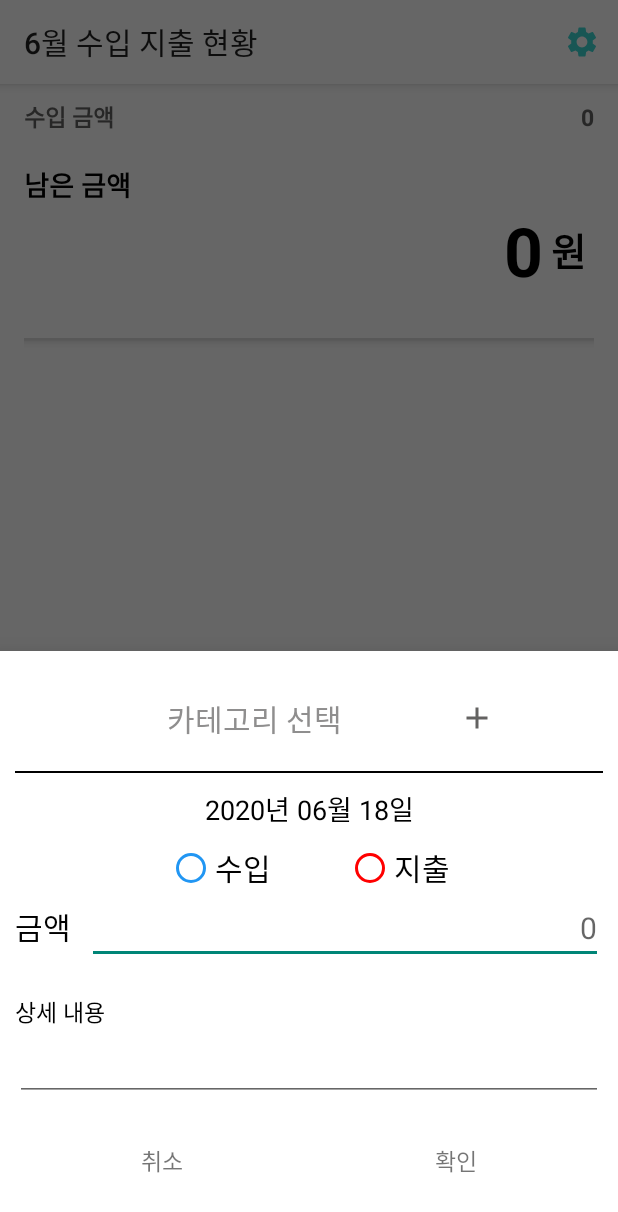
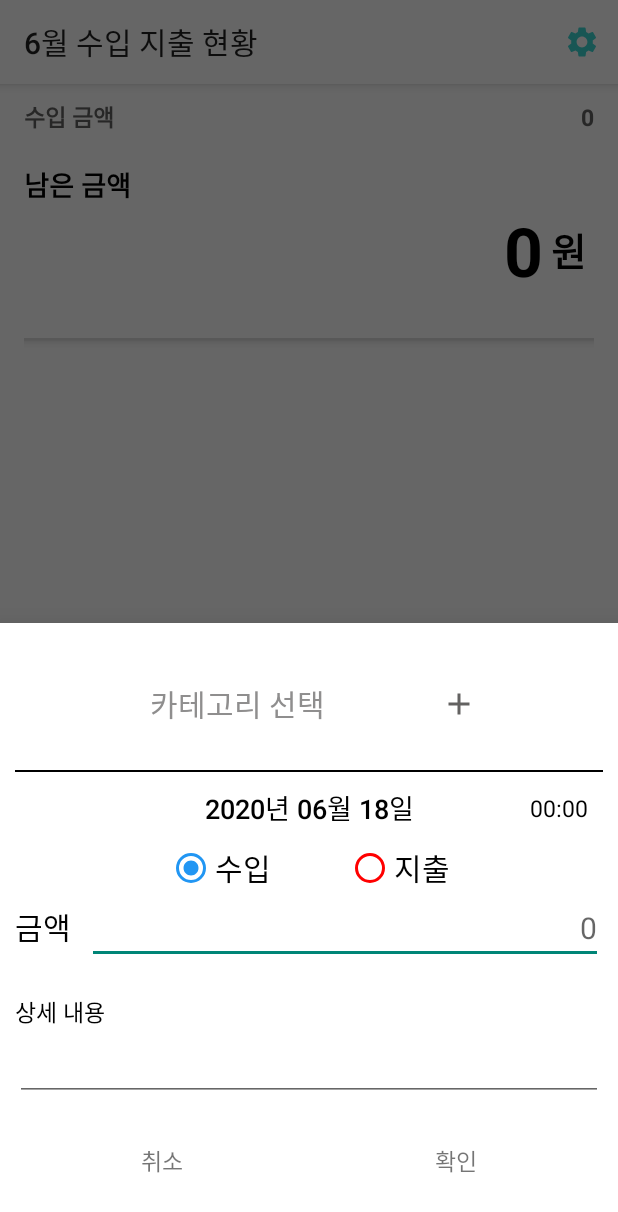
Before and after one commit to ljhmln/Monthly_Pay, an Android app: the screen it shows after launch (MainActivity), after a tap on an icon or button, on a phone screen of 412 x 824 dp. Shown: the top 1212 px of the screen. Run offline under Robolectric (Android 15) with nearby library versions, the phone set to English and light mode, and no system bars; libraries missing offline, so code that uses them is left out: com.github.mikephil.charting.

Commit message:
[Add Fragment] 날짜 선택 방식 수정 spinner -> calender

```diff
--- a/Monthly_Household_Account_Book/app/build.gradle
+++ b/Monthly_Household_Account_Book/app/build.gradle
@@ -20,6 +20,10 @@ android {
             proguardFiles getDefaultProguardFile('proguard-android-optimize.txt'), 'proguard-rules.pro'
         }
     }
+    compileOptions {
+        sourceCompatibility JavaVersion.VERSION_1_8
+        targetCompatibility JavaVersion.VERSION_1_8
+    }
 
 }
 
--- a/Monthly_Household_Account_Book/app/src/main/java/com/example/monthly_household_account_book/main_adapter/AddFragmant.java
+++ b/Monthly_Household_Account_Book/app/src/main/java/com/example/monthly_household_account_book/main_adapter/AddFragmant.java
@@ -1,19 +1,17 @@
 package com.example.monthly_household_account_book.main_adapter;
 
-import android.app.Activity;
-import android.content.Context;
+import android.app.DatePickerDialog;
+import android.content.DialogInterface;
 import android.os.Bundle;
-import android.os.Handler;
-import android.os.Message;
 import android.text.Editable;
 import android.text.TextUtils;
 import android.text.TextWatcher;
 import android.util.Log;
-import android.view.Gravity;
 import android.view.LayoutInflater;
 import android.view.View;
 import android.view.ViewGroup;
 import android.widget.Button;
+import android.widget.DatePicker;
 import android.widget.EditText;
 import android.widget.RadioButton;
 import android.widget.TextView;
@@ -21,50 +19,45 @@ import android.widget.Toast;
 
 import androidx.annotation.NonNull;
 import androidx.annotation.Nullable;
-import androidx.appcompat.app.AppCompatActivity;
-import androidx.core.view.GravityCompat;
-import androidx.drawerlayout.widget.DrawerLayout;
 import androidx.fragment.app.Fragment;
-import androidx.fragment.app.FragmentActivity;
 
+import com.example.monthly_household_account_book.Calendar;
 import com.example.monthly_household_account_book.DataBaseHelper;
 import com.example.monthly_household_account_book.MainActivity;
-import com.example.monthly_household_account_book.Money;
 import com.example.monthly_household_account_book.R;
 import com.google.android.material.bottomsheet.BottomSheetDialogFragment;
 
 import java.text.DecimalFormat;
 import java.text.SimpleDateFormat;
-import java.util.ArrayList;
 import java.util.Date;
 
 public class AddFragmant extends BottomSheetDialogFragment  {
 
-    TextView cancle, confirm;
+    TextView cancle, confirm,date_txt;
     RadioButton btn_income, btn_outgoing;
     EditText edit_money;
     DecimalFormat decimalFormat = new DecimalFormat("###,###");
     String money_result = "";
+    int y,m,d;
 
 
     @Nullable
     @Override
     public View onCreateView(@NonNull LayoutInflater inflater, @Nullable ViewGroup container, @Nullable Bundle savedInstanceState) {
-        View view = inflater.inflate(R.layout.activity_add, container, false);
+        View view = inflater.inflate(R.layout.fragment_add, container, false);
 
         cancle = (TextView) view.findViewById(R.id.btn_cancle);
         confirm = (TextView) view.findViewById(R.id.btn_confirm);
         edit_money = (EditText) view.findViewById(R.id.edit_money);
         btn_income = (RadioButton) view.findViewById(R.id.btn_income);
         btn_outgoing = (RadioButton) view.findViewById(R.id.btn_outgoing);
+        date_txt = (Button)view.findViewById(R.id.date_txt);
+
         //comma 추가를 위한 watcher 설정
         edit_money.addTextChangedListener(watcher);
-        final String inputDate = "";
-        final String inputTime = "";
 
         //정보 전달을 위한 객체 생성
         final Fragment fragment = getParentFragment();
-
         final Bundle bundle = new Bundle(1);
 
         //프래그먼트 레이아웃 숨김 잠금
@@ -76,43 +69,29 @@ public class AddFragmant extends BottomSheetDialogFragment  {
         result : 1 -> 추가 버튼
          */
 
-        cancle.setOnClickListener(new View.OnClickListener() {
-            @Override
-            public void onClick(View v) {
+        cancle.setOnClickListener((v)->{
 
                 Toast.makeText(getContext(), "취소를 눌렀습니다.", Toast.LENGTH_SHORT).show();
                 bundle.putInt("result", 0);
                 fragment.setArguments(bundle);
                 dismiss();
-            }
+
         });
-        confirm.setOnClickListener(new View.OnClickListener() {
-            String kind;
-            @Override
-            public void onClick(View v) {
+        confirm.setOnClickListener((v)-> {
+
+            String kind = null;
                 if (btn_income.isChecked())
                     kind = "수입";
                 else if (btn_outgoing.isChecked())
                     kind = "지출";
 
-
-                 /* 데이터 베이스 테스트 코드 시작*/
-
+            /* 데이터 베이스 테스트 코드 시작*/
                 DataBaseHelper helper = new DataBaseHelper(getContext());
                 String nowdate = MainActivity.dateRun.getId();
 
                 //String id, String date, String time, String category, String kind, String money, String memo
                 helper.insert(nowdate,MainActivity.dateRun.getMonthDay(),MainActivity.dateRun.getTimeforUser(),null,kind,(edit_money.getText()).toString().replace(",",""),null);
-
-
-
-                /*데이터베이스 테스트 코드 끝*/
-
-
-                //Item Array에 저장
-//                saveData(kind);
-                //리스트 뷰에 동적으로 추가하기
-//                getParentFragment().adapter.notifyDataSetChanged();
+            /*데이터베이스 테스트 코드 끝*/
 
                 // Money 프래그먼트에 정보 전달
                 bundle.putInt("result", 1);
@@ -120,8 +99,8 @@ public class AddFragmant extends BottomSheetDialogFragment  {
                 //Money fagment reset
                 fragment.getFragmentManager().beginTransaction().detach(fragment).attach(fragment).commit();
                 dismiss();
-            }
         });
+        date_txt.setOnClickListener((v)->{showDateDialog();});
 
         //Bundle 비우기
         //필요 여부 테스트 해보기!!!!
@@ -161,58 +140,50 @@ public class AddFragmant extends BottomSheetDialogFragment  {
         super.onResume();
     }
 
-    //MainActivity 참조를 위한 객체 생성.
-//    void saveData(String kind) {
+
+    private void showDateDialog() {
+
+        y = Integer.parseInt(new SimpleDateFormat("yyyy").format(new Date(System.currentTimeMillis())));
+        m = Integer.parseInt(new SimpleDateFormat("MM").format(new Date(System.currentTimeMillis())));
+        d = Integer.parseInt(new SimpleDateFormat("dd").format(new Date(System.currentTimeMillis())));
+
+//        Calendar year = new Calendar(new Date(System.currentTimeMillis()));
+        DatePickerDialog datePickerDialog = new DatePickerDialog(getContext(), new DatePickerDialog.OnDateSetListener() {
+
+            @Override
+            public void onDateSet(DatePicker view, int year, int month, int dayOfMonth) {
+
+                y = year;
+                m = month+1;
+                d = dayOfMonth;
+                date_txt.setText(y+"년 "+m+"월 "+d+"일");
+
+            }
+
+        },y,m-1,d);
+
+//        DatePickerDialog.OnClickListener btnListener = new DatePickerDialog.OnClickListener(){
+//            @Override
+//            public void onClick(DialogInterface dialog, int which) {
+//                if(which==dialog.BUTTON_POSITIVE){
+//                    date_txt.setText(String.valueOf(y)+"년 "+String.valueOf(m)+"월 "+String.valueOf(d)+"일");
+//                    Toast.makeText(getContext(),""+y+""+m+""+d,Toast.LENGTH_SHORT).show();
+//                }
+//            }
 //
-//        FragmentActivity activity = getActivity();
 //
-//        Items item = new Items();
-//        item.setKind(kind);
-//        item.setCategory("테스트");
-//        item.setDay("07");
-//        item.setMonth("06");
-//        String remoney = edit_money.getText().toString().replace(",", "");
-//        item.setMoney(remoney);
-//
-//        ((MainActivity) activity).setItemsArr(item);
-//    }
-
-    // 시간 받기
-    String getInputDate(String what) {
-
-        String form ="";
-
-        switch (what){
-            case "time" :
-                form ="HHmmss";
-                break;
-            case "date":
-                form = "YYYYMMdd";
-                break;
-            default:
-                Log.e("error","must Insert params  \"time\" or \"date\" into getNowDate() ");
-        }
-
-        SimpleDateFormat dateFormat = new SimpleDateFormat(form);
-        long now = System.currentTimeMillis();
-        Date nowDate = new Date(now);
+//        };
+//        datePickerDialog.setButton(DatePickerDialog.BUTTON_POSITIVE,"확인", btnListener);
 
 
-        String time;
+//        date_txt.setText(String.valueOf(y)+"년 "+String.valueOf(m)+"월 "+String.valueOf(d)+"일");
 
-        return time = dateFormat.format(nowDate);
+
+        datePickerDialog.show();
+
+
+
+
     }
 
-    String test() {
-
-        SimpleDateFormat timeFormat = new SimpleDateFormat("HHmmss");
-        SimpleDateFormat dateFormat = new SimpleDateFormat("YYYYMMdd");
-        long now = System.currentTimeMillis();
-        Date nowDate = new Date(now);
-
-        String date = dateFormat.format(nowDate);
-        String time = timeFormat.format(nowDate);
-
-        return date+time ;
-    }
 }
--- a/Monthly_Household_Account_Book/app/src/main/res/layout/activity_add.xml
+++ b/Monthly_Household_Account_Book/app/src/main/res/layout/fragment_add.xml
@@ -17,13 +17,13 @@
         android:weightSum="10">
 
 
-        <TextView
+        <Button
             android:id="@+id/btn_select_category"
             android:layout_width="wrap_content"
-            android:layout_height="wrap_content"
+            android:layout_height="48dp"
             android:layout_weight="9.5"
             android:layout_margin="10dp"
-            android:background="?attr/selectableItemBackground"
+            android:background="?attr/selectableItemBackgroundBorderless"
             android:clickable="true"
             android:gravity="center"
             android:text="카테고리 선택"
@@ -31,8 +31,8 @@
             android:textSize="20dp" />
 
         <ImageButton
-            android:layout_width="wrap_content"
-            android:layout_height="wrap_content"
+            android:layout_width="48dp"
+            android:layout_height="48dp"
             android:layout_marginHorizontal="20dp"
             android:layout_weight="1"
             android:background="@drawable/add_ripple"
@@ -45,15 +45,37 @@
         android:layout_width="match_parent"
         android:layout_height="1dp"
         android:background="#000000" />
-    <TextView
+    <FrameLayout
         android:layout_width="match_parent"
-        android:layout_height="wrap_content"
+        android:layout_height="wrap_content">
+        <Button
+            android:id="@+id/date_txt"
+            android:layout_width="match_parent"
+            android:background="#00DDDDDD"
+            android:layout_height="48dp"
             android:text="2020년 06월 18일"
             android:textSize="18dp"
             android:textColor="#000000"
+            android:clickable="true"
             android:gravity="center"
+            android:foreground="?attr/selectableItemBackgroundBorderless"
+
+            />
+        <TextView
+            android:id="@+id/time_txt"
+            android:layout_width="wrap_content"
+            android:layout_height="wrap_content"
+            android:layout_gravity="right|center_vertical"
+            android:text="00:00"
+            android:textSize="15dp"
+            android:textColor="#000000"
+            android:clickable="true"
+            android:gravity="right"
             android:layout_margin="10dp"
             />
+
+
+    </FrameLayout>
 
 <!--    <DatePicker-->
 <!--        android:id="@+id/date_pic"-->
@@ -76,6 +98,7 @@
             android:layout_height="wrap_content"
             android:buttonTint="#2196F3"
             android:gravity="center"
+            android:checked="true"
             android:text="수입"
             android:textSize="20sp" />
 
```
Lines whose indentation alone changed are shown as unchanged.
